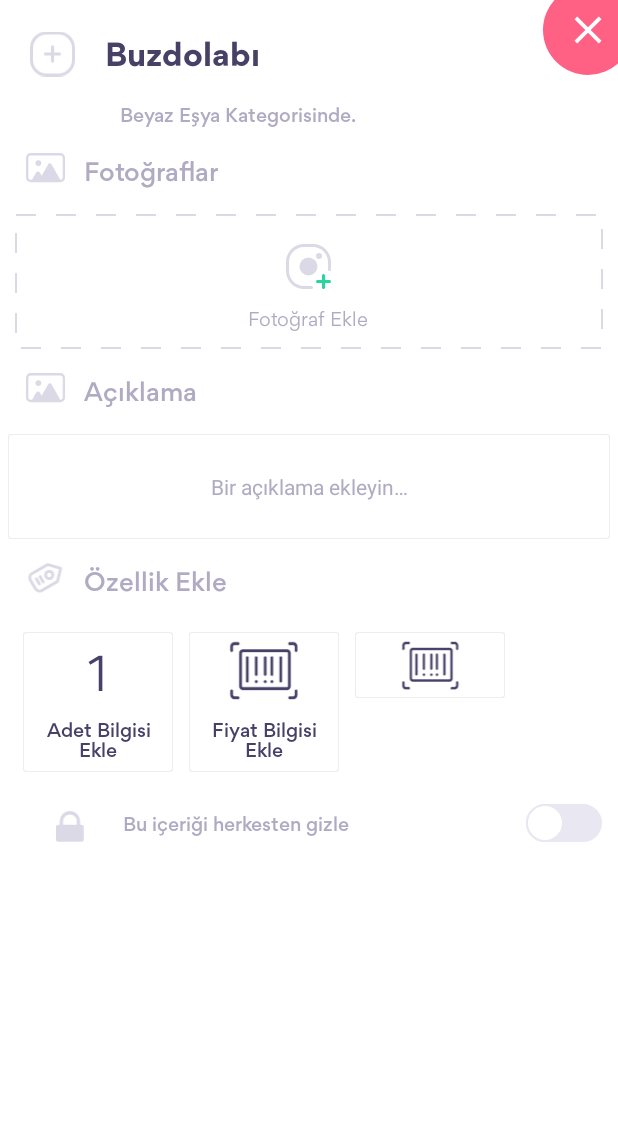
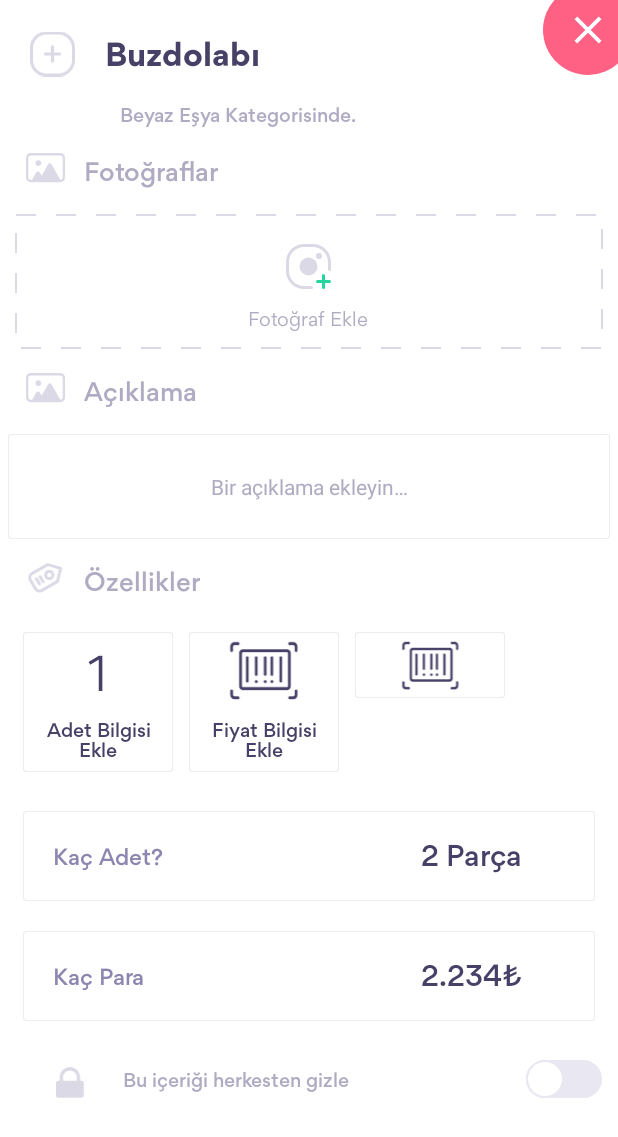
Before and after one commit to melihyayla/CeyizListesi, an Android app: the ProductDetail screen opened directly, with no data from a screen before it, on a phone screen of 412 x 824 dp. Shown: the top 1137 px of the screen. Run offline under Robolectric (Android 15) with nearby library versions, the phone set to English and light mode, and no system bars.

Commit message:
Product, product detail updated, piece and price dialog box created.

```diff
--- a/app/src/main/res/layout/activity_product_detail.xml
+++ b/app/src/main/res/layout/activity_product_detail.xml
@@ -198,7 +198,7 @@
                     android:layout_height="wrap_content"
                     android:layout_margin="5dp"
                     android:fontFamily="@font/gordita_medium"
-                    android:text="Özellik Ekle"
+                    android:text="Özellikler"
                     android:textColor="@color/pale_purple"
                     android:textSize="16sp" />
             </LinearLayout>
@@ -220,7 +220,8 @@
                     android:layout_height="wrap_content"
                     android:layout_margin="5dp"
                     android:background="@drawable/linear_layout_product"
-                    android:orientation="vertical">
+                    android:orientation="vertical"
+                    android:visibility="visible">
 
                     <TextView
                         android:layout_width="50dp"
@@ -283,7 +284,8 @@
                     android:layout_height="wrap_content"
                     android:layout_margin="5dp"
                     android:background="@drawable/linear_layout_product"
-                    android:orientation="vertical">
+                    android:orientation="vertical"
+                    android:visibility="visible">
 
                     <ImageView
                         android:id="@+id/demo_image_view"
@@ -294,6 +296,83 @@
                         android:clickable="false"
                         android:src="@drawable/ic_barcode" />
 
+
+                </LinearLayout>
+
+
+            </LinearLayout>
+
+            <LinearLayout
+                android:id="@+id/linear_layout"
+                android:layout_width="match_parent"
+                android:layout_height="wrap_content"
+                android:layout_margin="5dp"
+                android:orientation="vertical"
+                android:visibility="visible">
+
+                <LinearLayout
+                    android:background="@drawable/linear_layout_product"
+                    android:id="@+id/piece_row"
+                    android:layout_width="match_parent"
+                    android:layout_height="60dp"
+                    android:layout_margin="10dp"
+                    android:orientation="horizontal">
+
+                    <TextView
+                        android:layout_width="0dp"
+                        android:layout_height="wrap_content"
+                        android:layout_gravity="center"
+                        android:layout_margin="20dp"
+                        android:layout_weight="2"
+                        android:fontFamily="@font/gordita_medium"
+                        android:text="Kaç Adet?"
+                        android:textColor="@color/deep_lilac"
+                        android:textSize="14sp" />
+
+                    <TextView
+                        android:id="@+id/piece_textView"
+                        android:layout_width="0dp"
+                        android:layout_height="wrap_content"
+                        android:layout_gravity="center"
+                        android:layout_margin="5dp"
+                        android:layout_weight="1"
+                        android:fontFamily="@font/gordita_medium"
+                        android:text="2 Parça"
+                        android:textColor="@color/dusk"
+                        android:textSize="18sp" />
+
+                </LinearLayout>
+
+                <LinearLayout
+                    android:background="@drawable/linear_layout_product"
+                    android:id="@+id/prie_row"
+                    android:layout_width="match_parent"
+                    android:layout_height="60dp"
+                    android:layout_margin="10dp"
+                    android:orientation="horizontal">
+
+                    <TextView
+                        android:layout_width="0dp"
+                        android:layout_height="wrap_content"
+                        android:layout_gravity="center"
+                        android:layout_margin="20dp"
+                        android:layout_weight="2"
+                        android:fontFamily="@font/gordita_medium"
+                        android:text="Kaç Para"
+                        android:textColor="@color/deep_lilac"
+                        android:textSize="14sp" />
+
+                    <TextView
+                        android:id="@+id/price_textView"
+                        android:layout_width="0dp"
+                        android:layout_height="wrap_content"
+                        android:layout_gravity="center"
+                        android:layout_margin="5dp"
+                        android:layout_weight="1"
+                        android:fontFamily="@font/gordita_medium"
+                        android:text="2.234₺"
+                        android:textColor="@color/dusk"
+                        android:textSize="18sp" />
 
                 </LinearLayout>
 
--- a/app/src/main/res/layout/piece_dialog_box.xml
+++ b/app/src/main/res/layout/piece_dialog_box.xml
@@ -40,14 +40,14 @@
                 android:id="@+id/pieceText"
                 android:layout_width="0dp"
                 android:layout_height="wrap_content"
+                android:layout_gravity="center"
                 android:layout_marginTop="10dp"
+                android:layout_marginRight="3dp"
                 android:layout_marginBottom="10dp"
-                android:layout_marginRight="3dp"
-                android:layout_gravity="center"
                 android:layout_weight="1"
                 android:background="@android:color/transparent"
                 android:fontFamily="@font/gordita_regular"
-                android:hint="1"
+                android:hint="0"
                 android:textAlignment="center"
                 android:textSize="50sp" />
 
```
Also changed, not shown: app/src/main/java/com/ceyizlistesi/ceyizlistesi/Product.java (+11 -0 lines), app/src/main/java/com/ceyizlistesi/ceyizlistesi/ProductDetail.java (+93 -1 lines).
